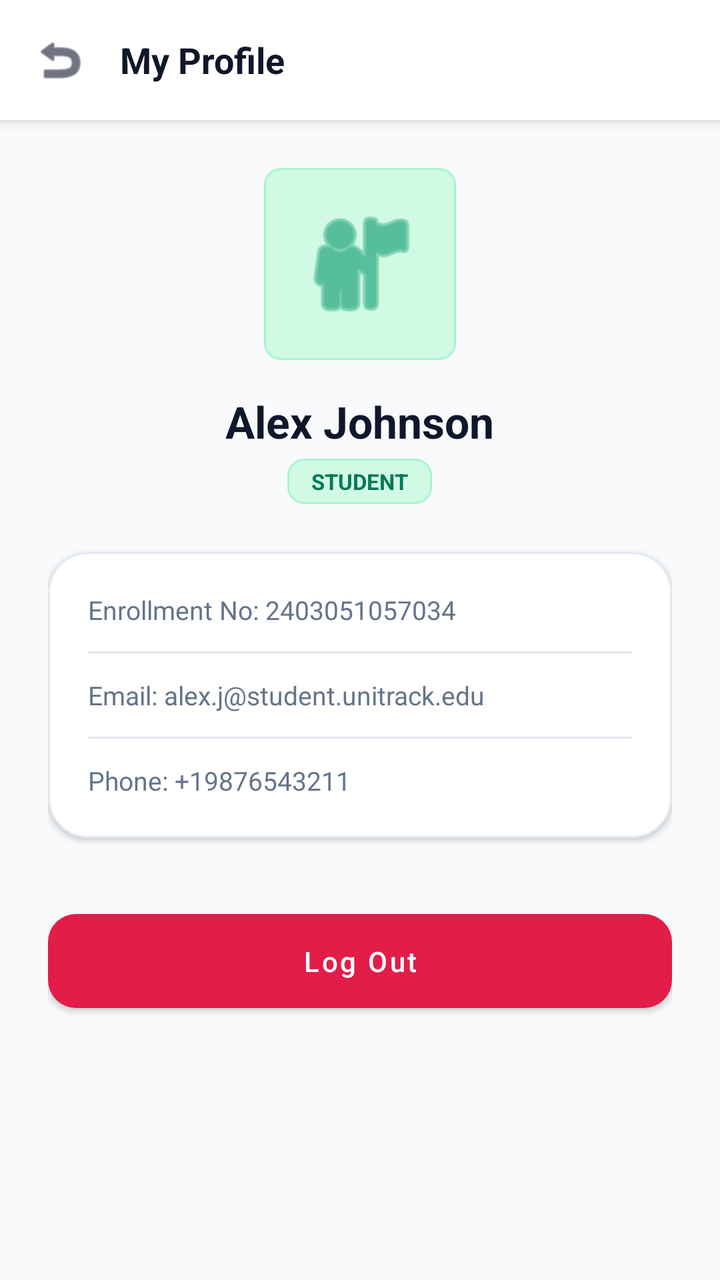
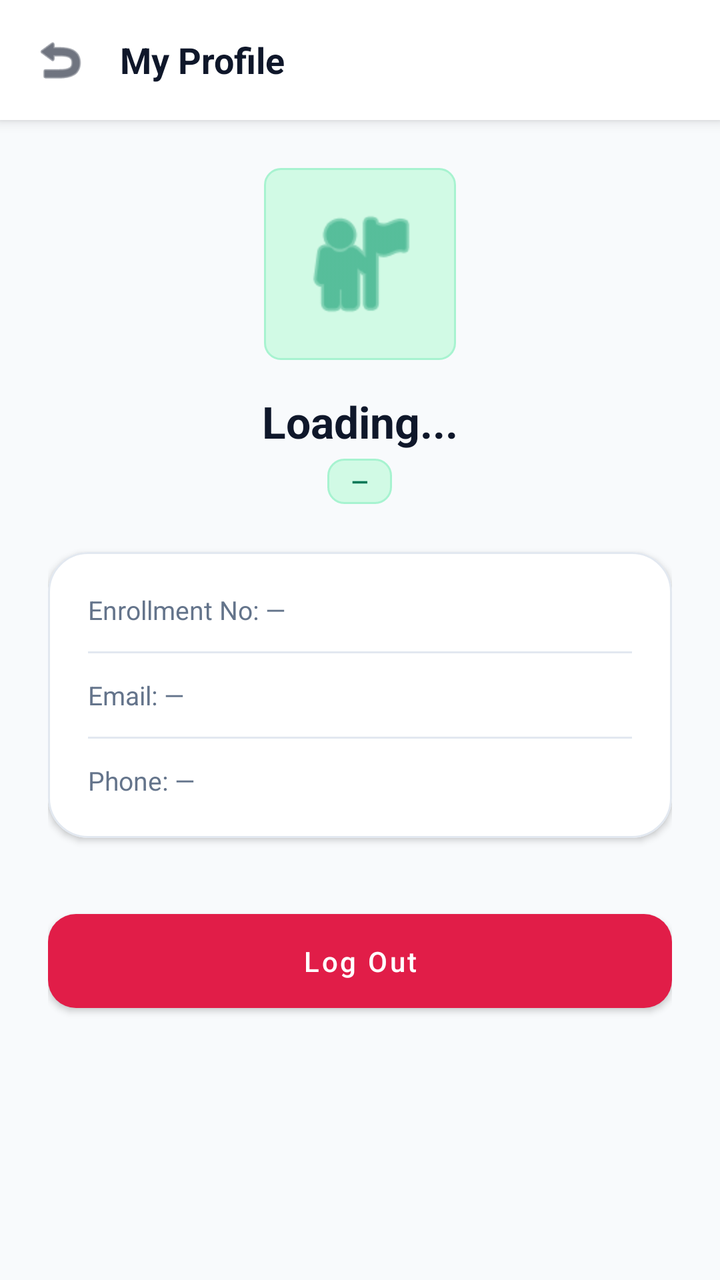

An Android layout rendered at two revisions. The XML below is the earlier revision; the diff shows what the commit changed to produce the second picture.
<!-- AndroidManifest.xml: application theme Theme.UniTrack -->
<!-- res/layout/activity_profile.xml -->
<?xml version="1.0" encoding="utf-8"?>
<ScrollView xmlns:android="http://schemas.android.com/apk/res/android"
    xmlns:app="http://schemas.android.com/apk/res-auto"
    android:layout_width="match_parent"
    android:layout_height="match_parent"
    android:background="@color/background"
    android:fillViewport="true">

    <LinearLayout
        android:layout_width="match_parent"
        android:layout_height="wrap_content"
        android:orientation="vertical">

        
        <LinearLayout
            android:layout_width="match_parent"
            android:layout_height="wrap_content"
            android:background="@color/white"
            android:elevation="4dp"
            android:gravity="center_vertical"
            android:orientation="horizontal"
            android:padding="16dp">

            <ImageView
                android:id="@+id/btnBack"
                android:layout_width="28dp"
                android:layout_height="28dp"
                android:clickable="true"
                android:focusable="true"
                android:src="@android:drawable/ic_menu_revert"
                app:tint="@color/text_primary" />

            <TextView
                android:layout_width="wrap_content"
                android:layout_height="wrap_content"
                android:layout_marginStart="16dp"
                android:text="My Profile"
                android:textColor="@color/text_primary"
                android:textSize="18sp"
                android:textStyle="bold" />
        </LinearLayout>

        <LinearLayout
            android:layout_width="match_parent"
            android:layout_height="wrap_content"
            android:gravity="center_horizontal"
            android:orientation="vertical"
            android:padding="24dp">

            <ImageView
                android:id="@+id/ivAvatar"
                android:layout_width="96dp"
                android:layout_height="96dp"
                android:background="@drawable/bg_badge_emerald"
                android:padding="16dp"
                android:src="@android:drawable/ic_menu_myplaces"
                app:tint="@color/primary" />

            <TextView
                android:id="@+id/tvProfileName"
                android:layout_width="wrap_content"
                android:layout_height="wrap_content"
                android:layout_marginTop="16dp"
                android:text="Alex Johnson"
                android:textColor="@color/text_primary"
                android:textSize="22sp"
                android:textStyle="bold" />

            <TextView
                android:id="@+id/tvProfileRole"
                android:layout_width="wrap_content"
                android:layout_height="wrap_content"
                android:layout_marginTop="4dp"
                android:background="@drawable/bg_badge_emerald"
                android:paddingStart="12dp"
                android:paddingTop="4dp"
                android:paddingEnd="12dp"
                android:paddingBottom="4dp"
                android:text="STUDENT"
                android:textColor="@color/primary_dark"
                android:textSize="11sp"
                android:textStyle="bold" />

            
            <com.google.android.material.card.MaterialCardView
                style="@style/Widget.UniTrack.Card"
                android:layout_width="match_parent"
                android:layout_height="wrap_content"
                android:layout_marginTop="24dp"
                app:cardCornerRadius="20dp">

                <LinearLayout
                    android:layout_width="match_parent"
                    android:layout_height="wrap_content"
                    android:orientation="vertical"
                    android:padding="20dp">

                    <TextView
                        android:id="@+id/tvProfileId"
                        android:layout_width="wrap_content"
                        android:layout_height="wrap_content"
                        android:text="Enrollment No: 2403051057034"
                        android:textColor="@color/text_secondary"
                        android:textSize="13sp" />

                    <View
                        android:layout_width="match_parent"
                        android:layout_height="1dp"
                        android:layout_marginTop="12dp"
                        android:layout_marginBottom="12dp"
                        android:background="@color/divider" />

                    <TextView
                        android:id="@+id/tvProfileEmail"
                        android:layout_width="wrap_content"
                        android:layout_height="wrap_content"
                        android:text="Email: alex.j@student.unitrack.edu"
                        android:textColor="@color/text_secondary"
                        android:textSize="13sp" />

                    <View
                        android:layout_width="match_parent"
                        android:layout_height="1dp"
                        android:layout_marginTop="12dp"
                        android:layout_marginBottom="12dp"
                        android:background="@color/divider" />

                    <TextView
                        android:id="@+id/tvProfilePhone"
                        android:layout_width="wrap_content"
                        android:layout_height="wrap_content"
                        android:text="Phone: +19876543211"
                        android:textColor="@color/text_secondary"
                        android:textSize="13sp" />

                </LinearLayout>
            </com.google.android.material.card.MaterialCardView>

            
            <com.google.android.material.button.MaterialButton
                android:id="@+id/btnLogout"
                style="@style/Widget.UniTrack.Button.Danger"
                android:layout_width="match_parent"
                android:layout_height="wrap_content"
                android:layout_marginTop="32dp"
                android:text="@string/logout" />

        </LinearLayout>
    </LinearLayout>
</ScrollView>
<!-- resources referenced by this layout -->
<resources>
  <color name="background">#F8FAFC</color>
  <color name="divider">#E2E8F0</color>
  <color name="primary">#059669</color>
  <color name="primary_dark">#047857</color>
  <color name="text_primary">#0F172A</color>
  <color name="text_secondary">#64748B</color>
  <color name="white">#FFFFFF</color>
  <!-- drawable bg_badge_emerald (drawable) -->
  <?xml version="1.0" encoding="utf-8"?>
  <shape xmlns:android="http://schemas.android.com/apk/res/android"
      android:shape="rectangle">
      <corners android:radius="8dp" />
      <solid android:color="#D1FAE5" />
      <stroke android:width="1dp" android:color="#A7F3D0" />
  </shape>
  <string name="logout">Log Out</string>
  <style name="Widget.UniTrack.Button.Danger" parent="Widget.MaterialComponents.Button">
          <item name="backgroundTint">@color/danger</item>
          <item name="android:textColor">@color/pure_white</item>
          <item name="cornerRadius">14dp</item>
          <item name="android:textAllCaps">false</item>
          <item name="android:paddingTop">14dp</item>
          <item name="android:paddingBottom">14dp</item>
          <item name="android:fontFamily">sans-serif-medium</item>
      </style>
  <style name="Widget.UniTrack.Card" parent="Widget.MaterialComponents.CardView">
          <item name="cardCornerRadius">20dp</item>
          <item name="cardElevation">2dp</item>
          <item name="cardBackgroundColor">@color/card_background</item>
          <item name="strokeColor">@color/border</item>
          <item name="strokeWidth">1dp</item>
      </style>
  <color name="danger">#E11D48</color>
  <color name="pure_white">#FFFFFF</color>
  <color name="card_background">#FFFFFF</color>
  <color name="border">#E2E8F0</color>
  <color name="secondary">#0F172A</color>
  <color name="secondary_light">#1E293B</color>
  <color name="surface">#FFFFFF</color>
  <color name="input_hint">#64748B</color>
  <color name="input_text">#0F172A</color>
  <style name="Widget.UniTrack.TextInputLayout" parent="Widget.MaterialComponents.TextInputLayout.OutlinedBox">
          <item name="boxStrokeColor">@color/primary</item>
          <item name="hintTextColor">@color/primary</item>
          <item name="android:textColorHint">@color/input_hint</item>
          <item name="boxBackgroundColor">@color/input_background</item>
          <item name="boxCornerRadiusTopStart">12dp</item>
          <item name="boxCornerRadiusTopEnd">12dp</item>
          <item name="boxCornerRadiusBottomStart">12dp</item>
          <item name="boxCornerRadiusBottomEnd">12dp</item>
      </style>
  <style name="Widget.UniTrack.EditText" parent="Widget.MaterialComponents.TextInputEditText.OutlinedBox">
          <item name="android:textColor">@color/input_text</item>
          <item name="android:textColorHint">@color/input_hint</item>
          <item name="android:textSize">14sp</item>
      </style>
  <color name="input_background">#FFFFFF</color>
  <!-- unchanged entries left out for length: 1 -->
</resources>

<!-- the commit's change to res/layout/activity_profile.xml (unified diff, before → after) -->
@@ -61,7 +61,7 @@
                 android:layout_width="wrap_content"
                 android:layout_height="wrap_content"
                 android:layout_marginTop="16dp"
-                android:text="Alex Johnson"
+                android:text="Loading..."
                 android:textColor="@color/text_primary"
                 android:textSize="22sp"
                 android:textStyle="bold" />
@@ -76,7 +76,7 @@
                 android:paddingTop="4dp"
                 android:paddingEnd="12dp"
                 android:paddingBottom="4dp"
-                android:text="STUDENT"
+                android:text="—"
                 android:textColor="@color/primary_dark"
                 android:textSize="11sp"
                 android:textStyle="bold" />
@@ -99,7 +99,7 @@
                         android:id="@+id/tvProfileId"
                         android:layout_width="wrap_content"
                         android:layout_height="wrap_content"
-                        android:text="Enrollment No: 2403051057034"
+                        android:text="Enrollment No: —"
                         android:textColor="@color/text_secondary"
                         android:textSize="13sp" />
 
@@ -114,7 +114,7 @@
                         android:id="@+id/tvProfileEmail"
                         android:layout_width="wrap_content"
                         android:layout_height="wrap_content"
-                        android:text="Email: alex.j@student.unitrack.edu"
+                        android:text="Email: —"
                         android:textColor="@color/text_secondary"
                         android:textSize="13sp" />
 
@@ -129,7 +129,7 @@
                         android:id="@+id/tvProfilePhone"
                         android:layout_width="wrap_content"
                         android:layout_height="wrap_content"
-                        android:text="Phone: +19876543211"
+                        android:text="Phone: —"
                         android:textColor="@color/text_secondary"
                         android:textSize="13sp" />
 
